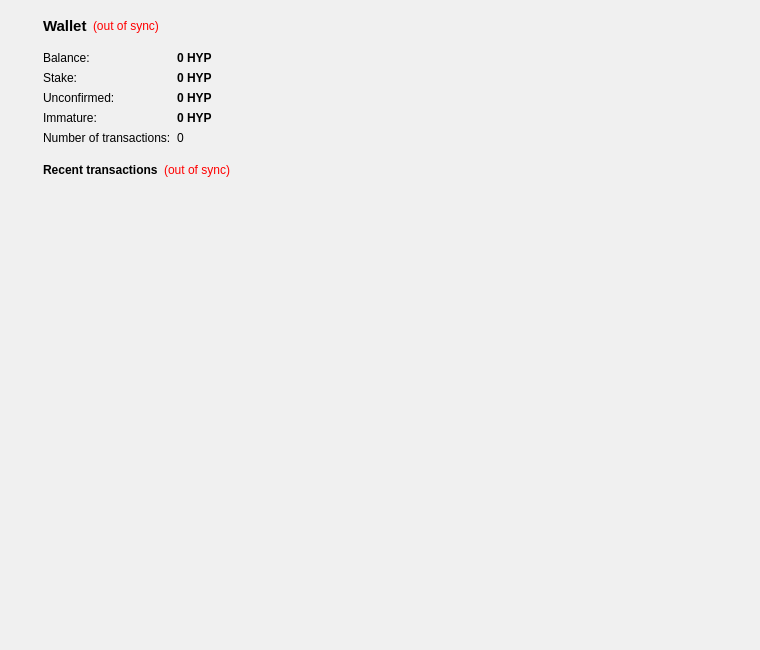
First picture: the form in src/qt/forms/overviewpage.ui, repository scificrypto/HyperStake, before the edit.
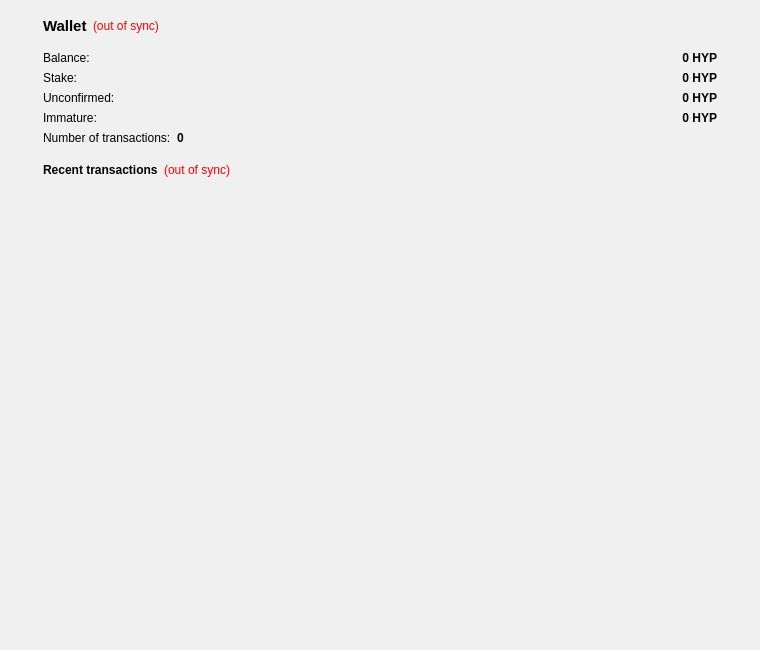
Second picture: the form after the edit.

```diff
--- a/src/qt/forms/overviewpage.ui
+++ b/src/qt/forms/overviewpage.ui
@@ -261,6 +261,12 @@
             <property name="text">
              <string notr="true">0 HYP</string>
             </property>
+            <property name="alignment">
+             <set>Qt::AlignRight|Qt::AlignTrailing|Qt::AlignVCenter</set>
+            </property>
+            <property name="indent">
+             <number>34</number>
+            </property>
             <property name="textInteractionFlags">
              <set>Qt::LinksAccessibleByMouse|Qt::TextSelectableByKeyboard|Qt::TextSelectableByMouse</set>
             </property>
@@ -290,6 +296,12 @@
             <property name="text">
              <string notr="true">0 HYP</string>
             </property>
+            <property name="alignment">
+             <set>Qt::AlignRight|Qt::AlignTrailing|Qt::AlignVCenter</set>
+            </property>
+            <property name="indent">
+             <number>34</number>
+            </property>
             <property name="textInteractionFlags">
              <set>Qt::LinksAccessibleByMouse|Qt::TextSelectableByKeyboard|Qt::TextSelectableByMouse</set>
             </property>
@@ -319,6 +331,12 @@
             <property name="text">
              <string notr="true">0 HYP</string>
             </property>
+            <property name="alignment">
+             <set>Qt::AlignRight|Qt::AlignTrailing|Qt::AlignVCenter</set>
+            </property>
+            <property name="indent">
+             <number>34</number>
+            </property>
             <property name="textInteractionFlags">
              <set>Qt::LinksAccessibleByMouse|Qt::TextSelectableByKeyboard|Qt::TextSelectableByMouse</set>
             </property>
@@ -345,6 +363,12 @@
             <property name="text">
              <string notr="true">0 HYP</string>
             </property>
+            <property name="alignment">
+             <set>Qt::AlignRight|Qt::AlignTrailing|Qt::AlignVCenter</set>
+            </property>
+            <property name="indent">
+             <number>34</number>
+            </property>
             <property name="textInteractionFlags">
              <set>Qt::LinksAccessibleByMouse|Qt::TextSelectableByKeyboard|Qt::TextSelectableByMouse</set>
             </property>
@@ -359,6 +383,12 @@
           </item>
           <item row="5" column="1">
            <widget class="QLabel" name="labelNumTransactions">
+            <property name="font">
+             <font>
+              <weight>75</weight>
+              <bold>true</bold>
+             </font>
+            </property>
             <property name="toolTip">
              <string>Total number of transactions in wallet</string>
             </property>
```
